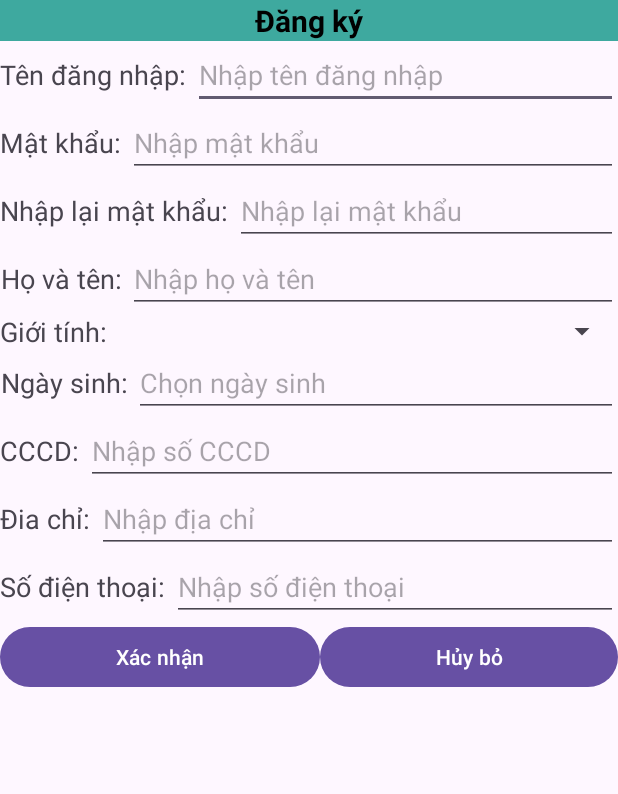
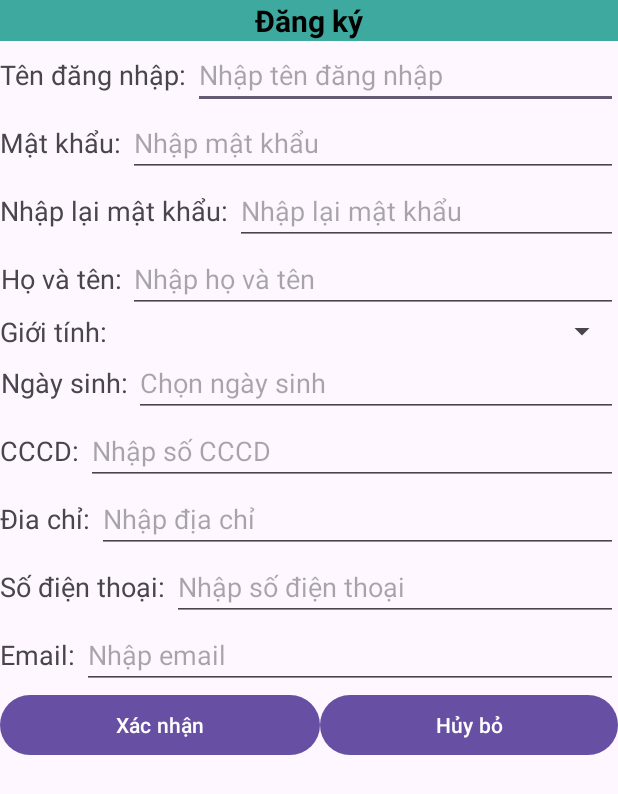
Before and after one commit to ZiaAA67/MobileProgramming_QLNhanSu, an Android app: the layout sign_up.xml on its own in the app's theme, with its tools: preview values and no code run, on a phone screen of 412 x 824 dp. Shown: the top 794 px of the screen. Run offline under Robolectric (Android 15) with nearby library versions, the phone set to English and light mode, and no system bars.

```diff
--- a/MyApplication/app/src/main/res/layout/sign_up.xml
+++ b/MyApplication/app/src/main/res/layout/sign_up.xml
@@ -185,7 +185,7 @@
             android:textSize="18dp" />
 
         <EditText
-            android:id="@+id/edit_cnumberPhone"
+            android:id="@+id/edit_numberPhone"
             android:layout_width="match_parent"
             android:layout_height="match_parent"
             android:hint="Nhập số điện thoại" />
@@ -193,9 +193,29 @@
 
     <LinearLayout
         android:layout_width="match_parent"
+        android:layout_height="wrap_content"
+        android:orientation="horizontal">
+
+        <TextView
+            android:layout_width="wrap_content"
+            android:layout_height="match_parent"
+            android:gravity="center"
+            android:text="Email: "
+            android:textSize="18dp" />
+
+        <EditText
+            android:id="@+id/edit_email"
+            android:layout_width="match_parent"
+            android:layout_height="match_parent"
+            android:hint="Nhập email" />
+    </LinearLayout>
+
+    <LinearLayout
+        android:layout_width="match_parent"
         android:layout_height="match_parent">
 
         <Button
+            android:id="@+id/bt_confirm"
             android:layout_width="wrap_content"
             android:layout_height="wrap_content"
             android:layout_weight="1"
```
Also changed, not shown: MyApplication/app/src/main/AndroidManifest.xml (+2 -9 lines), MyApplication/app/src/main/java/com/example/myapplication/Configuration.java (added, +7 -0 lines), MyApplication/app/src/main/java/com/example/myapplication/Employee.java (deleted, +0 -24 lines), MyApplication/app/src/main/java/com/example/myapplication/SignUp.java (+152 -3 lines).
